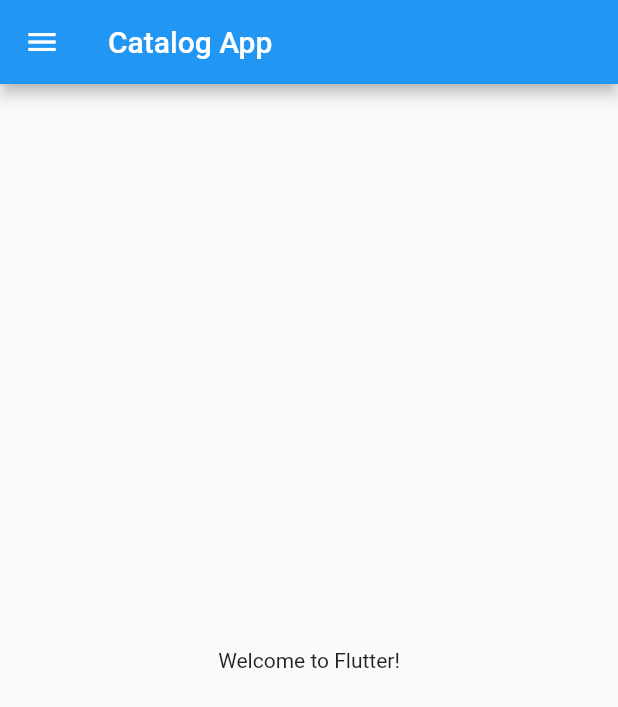
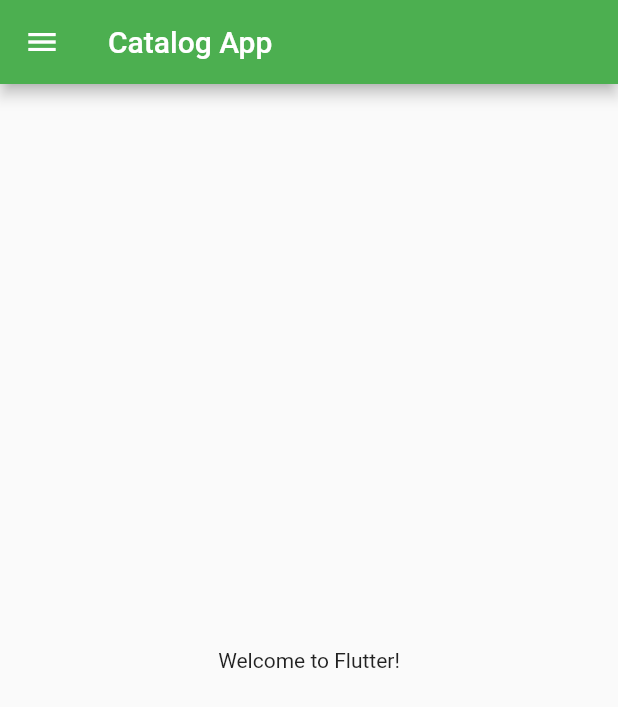
Before and after one commit to ayushkmr1106/30DaysOfFlutter, a Flutter app: the screen it shows after launch, on a phone screen of 412 x 824 dp. Shown: the top 707 px of the screen. Run offline on Flutter 3.47's test engine with Material 2 defaults, Android fonts, the phone set to English and light mode, and no system bars.

Commit message:
Day 3 completed

```diff
--- a/lib/main.dart
+++ b/lib/main.dart
@@ -1,5 +1,7 @@
 import 'package:flutter/material.dart';
-import 'home_page.dart';
+import 'package:flutter_app/pages/login_page.dart';
+import 'pages/home_page.dart';
+import 'pages/login_page.dart';
 
 void main() {
   runApp(MyApp());
@@ -10,8 +12,19 @@ class MyApp extends StatelessWidget {
 
   @override
   Widget build(BuildContext context) {
-    return const MaterialApp(
-      home: HomePage(),
+    return MaterialApp(
+      // home: const HomePage(),
+      themeMode: ThemeMode.dark,
+      theme: ThemeData(primarySwatch: Colors.deepPurple),
+      darkTheme: ThemeData(
+        // brightness: Brightness.dark,
+        primarySwatch: Colors.green,
+      ),
+      routes: {
+        '/': (context) => const HomePage(),
+        '/login': (context) => const LoginPage(),
+
+      },
     );
   }
 }
```
Also changed, not shown: lib/pages/login_page.dart (added, +16 -0 lines), lib/pages/home_page.dart (renamed from lib/home_page.dart), 1 other file.
